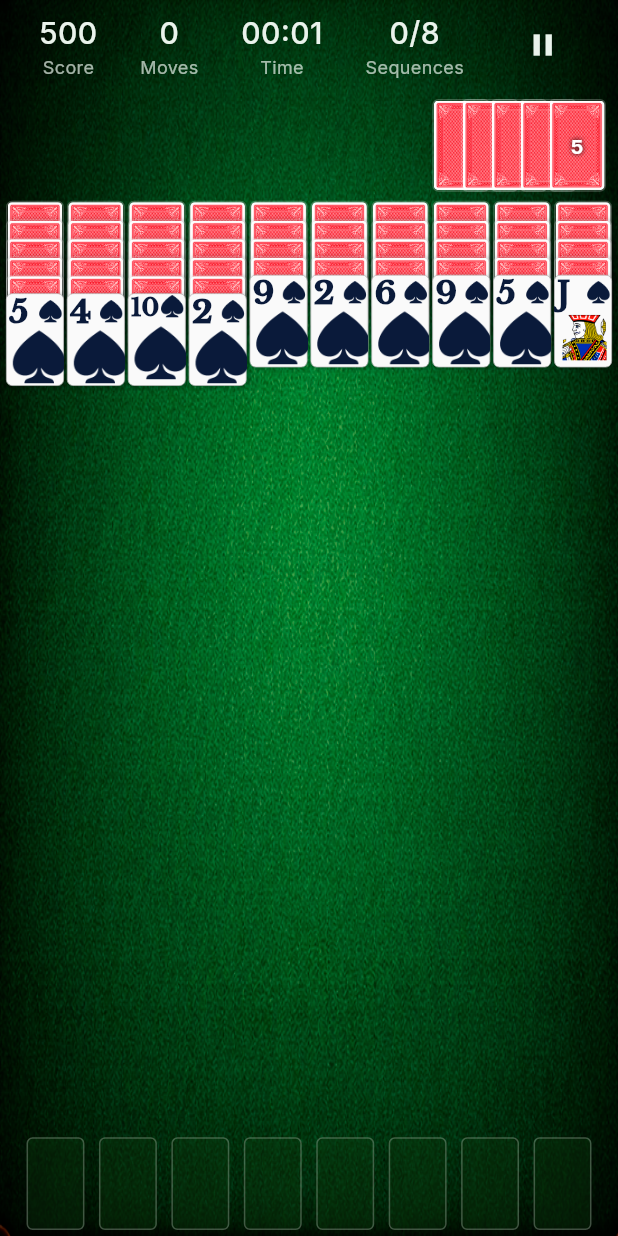
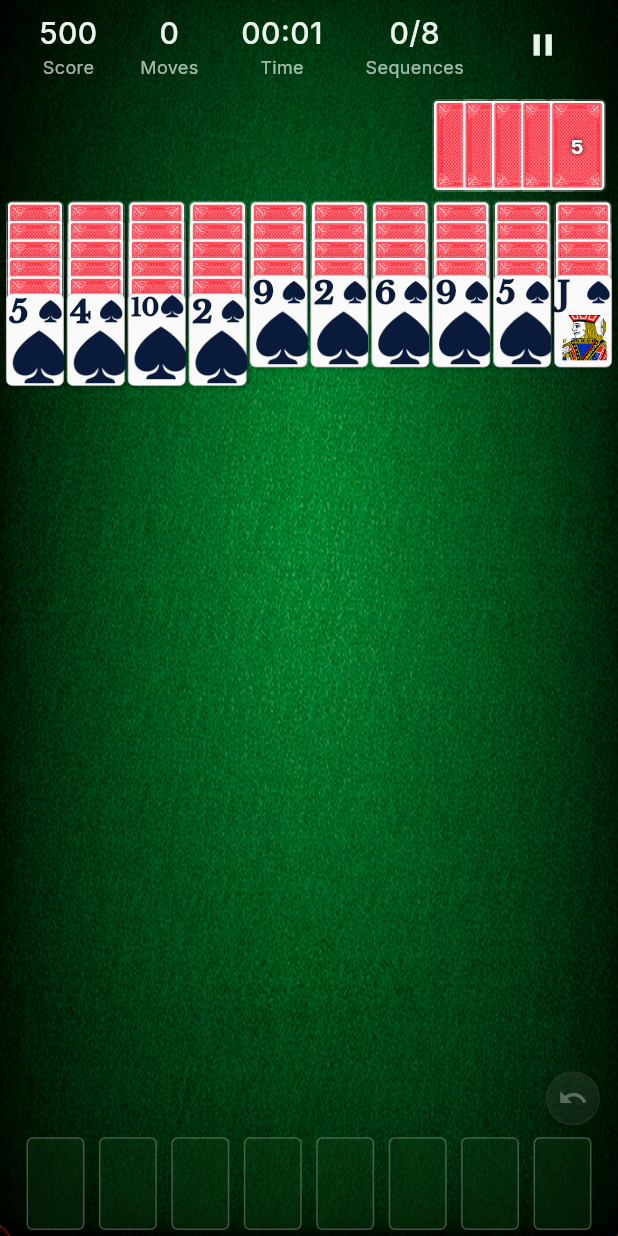
Before and after one commit to Loadcircle/Solitarie-Spider, a Flutter app: the GameBoardScreen screen opened by its route, on a phone screen of 412 x 824 dp. Run offline on Flutter 3.47's test engine with Material 3 defaults, Android fonts, the phone set to English and light mode, and no system bars; our stand-ins replace audioplayers, flutter_riverpod, google_fonts, shared_preferences, table_calendar; accounts and stored records are empty.

Commit message:
Undo Button, ranking calc fix

```diff
--- a/lib/features/game_board/game_board_screen.dart
+++ b/lib/features/game_board/game_board_screen.dart
@@ -38,7 +38,8 @@ class GameBoardScreen extends ConsumerStatefulWidget {
   ConsumerState<GameBoardScreen> createState() => _GameBoardScreenState();
 }
 
-class _GameBoardScreenState extends ConsumerState<GameBoardScreen> {
+class _GameBoardScreenState extends ConsumerState<GameBoardScreen>
+    with WidgetsBindingObserver {
   bool _hasShownWinDialog = false;
   bool _hasShownLoseDialog = false;
   bool _initialized = false;
@@ -73,10 +74,29 @@ class _GameBoardScreenState extends ConsumerState<GameBoardScreen> {
   @override
   void initState() {
     super.initState();
+    WidgetsBinding.instance.addObserver(this);
     _soundService = ref.read(soundServiceProvider);
     WidgetsBinding.instance.addPostFrameCallback((_) {
       _initGame();
     });
+  }
+
+  @override
+  void didChangeAppLifecycleState(AppLifecycleState state) {
+    super.didChangeAppLifecycleState(state);
+    final gameState = ref.read(gameProvider);
+    if (gameState == null || gameState.isWon) return;
+
+    if (state == AppLifecycleState.paused || state == AppLifecycleState.inactive) {
+      ref.read(timerProvider.notifier).stop();
+      _soundService.stopBackgroundMusic();
+    } else if (state == AppLifecycleState.resumed) {
+      ref.read(timerProvider.notifier).resume();
+      final settings = ref.read(settingsProvider);
+      if (settings.musicEnabled) {
+        _soundService.startBackgroundMusic();
+      }
+    }
   }
 
   void _initGame() {
@@ -393,6 +413,7 @@ class _GameBoardScreenState extends ConsumerState<GameBoardScreen> {
 
   @override
   void dispose() {
+    WidgetsBinding.instance.removeObserver(this);
     _introOverlay?.remove();
     _introOverlay = null;
     _dealOverlay?.remove();
@@ -416,6 +437,14 @@ class _GameBoardScreenState extends ConsumerState<GameBoardScreen> {
           moves: state.moveCount,
           isWon: false,
         ));
+  }
+
+  void _onUndo() {
+    if (_isAnimatingDeal || _isAnimatingIntro || _isAnimatingAutoMove || _isAnimatingSequence) return;
+    final gameState = ref.read(gameProvider);
+    if (gameState == null || !gameState.canUndo) return;
+    ref.read(gameProvider.notifier).undo();
+    _playSound(GameSound.cardMove);
   }
 
   void _onPause() {
@@ -776,11 +805,27 @@ class _GameBoardScreenState extends ConsumerState<GameBoardScreen> {
                 ),
               ),
             ),
-            CompletedArea(
-              key: _completedAreaKey,
-              completedSequences: gameState.completedSequences,
-              cardWidth: cardWidth,
-              slotKeys: _slotKeys,
+            Column(
+              mainAxisSize: MainAxisSize.min,
+              children: [
+                if (settings.undoEnabled)
+                  Align(
+                    alignment: Alignment.centerRight,
+                    child: Padding(
+                      padding: const EdgeInsets.only(right: 12, bottom: 4),
+                      child: _UndoButton(
+                        canUndo: gameState.canUndo && !gameState.isWon,
+                        onPressed: _onUndo,
+                      ),
+                    ),
+                  ),
+                CompletedArea(
+                  key: _completedAreaKey,
+                  completedSequences: gameState.completedSequences,
+                  cardWidth: cardWidth,
+                  slotKeys: _slotKeys,
+                ),
+              ],
             ),
           ],
         );
@@ -1405,3 +1450,41 @@ class _IntroCardBackState extends State<_IntroCardBack>
     );
   }
 }
+
+class _UndoButton extends StatelessWidget {
+  const _UndoButton({
+    required this.canUndo,
+    required this.onPressed,
+  });
+
+  final bool canUndo;
+  final VoidCallback onPressed;
+
+  @override
+  Widget build(BuildContext context) {
+    return GestureDetector(
+      onTap: canUndo ? onPressed : null,
+      child: AnimatedOpacity(
+        opacity: canUndo ? 1.0 : 0.35,
+        duration: const Duration(milliseconds: 200),
+        child: Container(
+          width: 36,
+          height: 36,
+          decoration: BoxDecoration(
+            shape: BoxShape.circle,
+            gradient: const LinearGradient(
+              begin: Alignment.topCenter,
+              end: Alignment.bottomCenter,
+              colors: [Color(0xFF3A4A3E), Color(0xFF2A3530)],
+            ),
+            border: Border.all(color: const Color(0xFF4A5A4E)),
+            boxShadow: const [
+              BoxShadow(color: Colors.black26, blurRadius: 4, offset: Offset(0, 2)),
+            ],
+          ),
+          child: const Icon(Icons.undo, color: Colors.white, size: 20),
+        ),
+      ),
+    );
+  }
+}
--- a/lib/l10n/app_en.arb
+++ b/lib/l10n/app_en.arb
@@ -109,5 +109,8 @@
       "level": { "type": "int" }
     }
   },
-  "figures": "Figures"
+  "figures": "Figures",
+  "undo": "Undo",
+  "undoEnabled": "Undo button",
+  "undoEnabledDescription": "Show undo button to revert the last move"
 }
--- a/lib/l10n/app_es.arb
+++ b/lib/l10n/app_es.arb
@@ -109,5 +109,8 @@
       "level": { "type": "int" }
     }
   },
-  "figures": "Figuras"
+  "figures": "Figuras",
+  "undo": "Deshacer",
+  "undoEnabled": "Botón deshacer",
+  "undoEnabledDescription": "Mostrar botón para deshacer el último movimiento"
 }
--- a/lib/l10n/app_pt.arb
+++ b/lib/l10n/app_pt.arb
@@ -109,5 +109,8 @@
       "level": { "type": "int" }
     }
   },
-  "figures": "Figuras"
+  "figures": "Figuras",
+  "undo": "Desfazer",
+  "undoEnabled": "Botão desfazer",
+  "undoEnabledDescription": "Mostrar botão para desfazer o último movimento"
 }
--- a/lib/models/game_state.dart
+++ b/lib/models/game_state.dart
@@ -11,6 +11,7 @@ class GameState {
   final Difficulty difficulty;
   final bool isWon;
   final bool isStarted;
+  final bool canUndo;
   final List<({int column, List<PlayingCard> cards})> removedSequences;
 
   const GameState({
@@ -23,6 +24,7 @@ class GameState {
     required this.difficulty,
     this.isWon = false,
     this.isStarted = false,
+    this.canUndo = false,
     this.removedSequences = const [],
   });
 
@@ -36,6 +38,7 @@ class GameState {
     Difficulty? difficulty,
     bool? isWon,
     bool? isStarted,
+    bool? canUndo,
     List<({int column, List<PlayingCard> cards})>? removedSequences,
   }) {
     return GameState(
@@ -48,6 +51,7 @@ class GameState {
       difficulty: difficulty ?? this.difficulty,
       isWon: isWon ?? this.isWon,
       isStarted: isStarted ?? this.isStarted,
+      canUndo: canUndo ?? this.canUndo,
       removedSequences: removedSequences ?? this.removedSequences,
     );
   }
--- a/lib/models/settings_state.dart
+++ b/lib/models/settings_state.dart
@@ -12,6 +12,7 @@ class SettingsState {
   final bool allowDealWithEmptyColumns;
   final bool highlightMovable;
   final bool tapToAutoMove;
+  final bool undoEnabled;
   final bool hasSelectedLanguage;
   final bool isLoading;
   final BackgroundItem selectedBackground;
@@ -27,6 +28,7 @@ class SettingsState {
     this.allowDealWithEmptyColumns = false,
     this.highlightMovable = true,
     this.tapToAutoMove = true,
+    this.undoEnabled = true,
     this.hasSelectedLanguage = false,
     this.isLoading = true,
     this.selectedBackground = ShopRegistry.defaultBackground,
@@ -43,6 +45,7 @@ class SettingsState {
     bool? allowDealWithEmptyColumns,
     bool? highlightMovable,
     bool? tapToAutoMove,
+    bool? undoEnabled,
     bool? hasSelectedLanguage,
     bool? isLoading,
     BackgroundItem? selectedBackground,
@@ -59,6 +62,7 @@ class SettingsState {
           allowDealWithEmptyColumns ?? this.allowDealWithEmptyColumns,
       highlightMovable: highlightMovable ?? this.highlightMovable,
       tapToAutoMove: tapToAutoMove ?? this.tapToAutoMove,
+      undoEnabled: undoEnabled ?? this.undoEnabled,
       hasSelectedLanguage: hasSelectedLanguage ?? this.hasSelectedLanguage,
       isLoading: isLoading ?? this.isLoading,
       selectedBackground: selectedBackground ?? this.selectedBackground,
--- a/lib/providers/settings_provider.dart
+++ b/lib/providers/settings_provider.dart
@@ -91,6 +91,10 @@ class SettingsNotifier extends StateNotifier<SettingsState> {
     state = state.copyWith(tapToAutoMove: !state.tapToAutoMove);
   }
 
+  void toggleUndo() {
+    state = state.copyWith(undoEnabled: !state.undoEnabled);
+  }
+
   void toggleMusic() {
     state = state.copyWith(musicEnabled: !state.musicEnabled);
   }
```
Also changed, not shown: lib/features/settings/settings_screen.dart (+12 -0 lines), lib/providers/game_provider.dart (+13 -2 lines), lib/providers/ranking_provider.dart (+11 -6 lines), lib/l10n/generated/app_localizations.dart, lib/l10n/generated/app_localizations_en.dart, lib/l10n/generated/app_localizations_es.dart, lib/l10n/generated/app_localizations_pt.dart.
